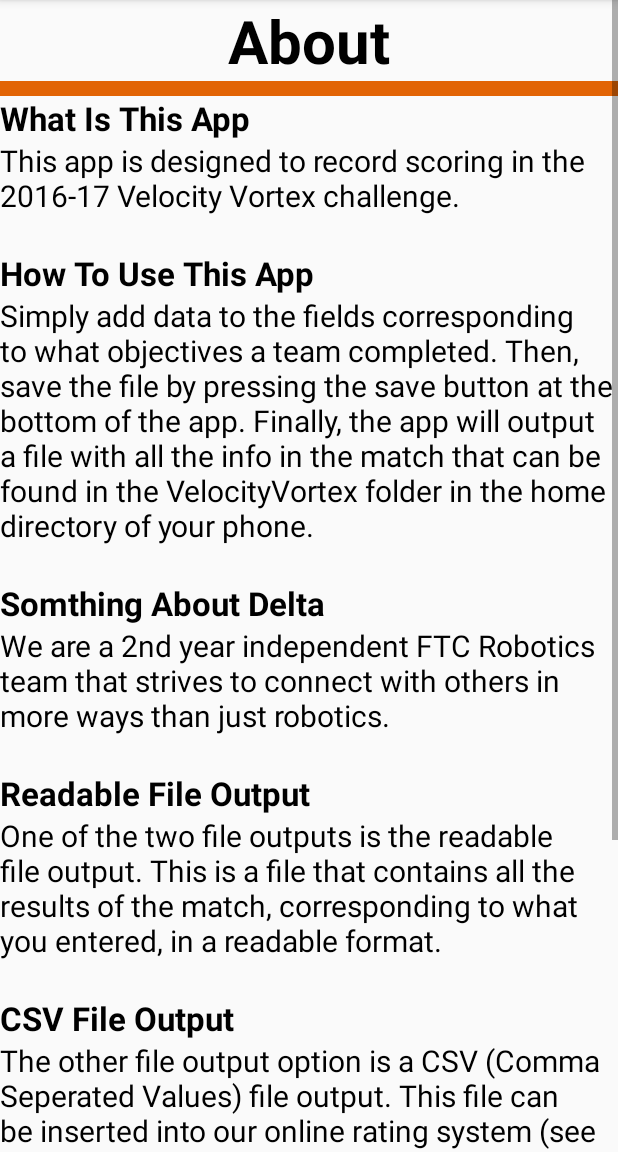
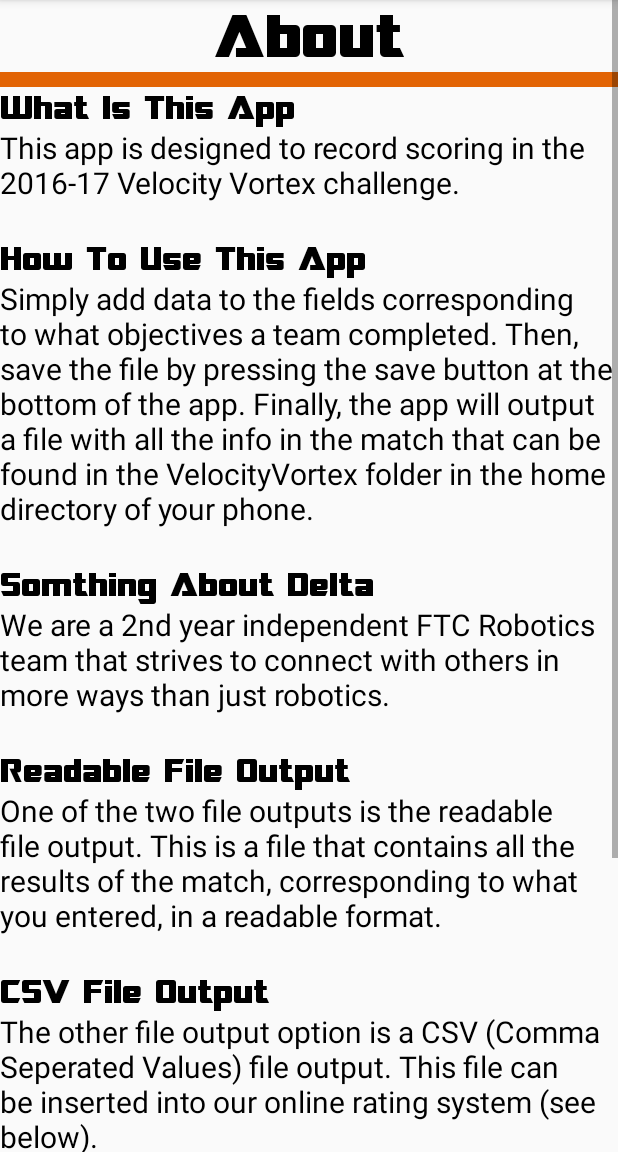
Before and after one commit to DeltaRobotics/ScoutingAppVelocityVortex, an Android app: the screen it shows after launch (MainActivity), in the options menu, after a tap on "About", on a phone screen of 412 x 824 dp, the part 84-1236 px from its top. Run offline under Robolectric (Android 15) with nearby library versions, the phone set to English and light mode, and no system bars.

Commit message:
-Added font integration to the main and about pages

```diff
--- a/app/src/main/java/org/deltaroboticsftc/scoutingapp_velocityvortex/InfoManager.java
+++ b/app/src/main/java/org/deltaroboticsftc/scoutingapp_velocityvortex/InfoManager.java
@@ -19,6 +19,8 @@
 
     private EditText teamNumberLocation;
     private EditText matchNumberLocation;
+    private String teamNum;
+    private String matchNum;
 
     private int autoStartLocation;
     private int teleStartLocation;
@@ -450,4 +452,5 @@
 
     }
 
+
 }
--- a/app/src/main/java/org/deltaroboticsftc/scoutingapp_velocityvortex/MainActivity.java
+++ b/app/src/main/java/org/deltaroboticsftc/scoutingapp_velocityvortex/MainActivity.java
@@ -11,6 +11,7 @@
 import android.widget.EditText;
 import android.widget.RadioButton;
 import android.widget.TextView;
+import android.graphics.Typeface;
 
 public class MainActivity extends AppCompatActivity {
 
@@ -98,6 +99,13 @@
 
         private final int MY_PERMISSIONS_REQUEST_WRITE_EXTERNAL_STORAGE = 7518618;
 
+
+    //Font
+
+        Typeface customFont;
+
+
+
     @Override
     protected void onCreate(Bundle savedInstanceState) {
         super.onCreate(savedInstanceState);
@@ -146,6 +154,7 @@
             this.setupActionBar();
             banner_title = (TextView)findViewById(R.id.text_banner_game_name);
             banner_title.setText("About");
+            applyFontToTitlesAbout();
             return true;
 
         }
@@ -159,6 +168,7 @@
             this.setupMatch();
             banner_title = (TextView)findViewById(R.id.text_banner_game_name);
             banner_title.setText(game_name);
+            applyFontToTitlesMain();
             return true;
 
         }
@@ -231,6 +241,7 @@
         this.setupMatch();
 
         //infoManager
+
             infoManager.startAutoSection();
             infoManager.addCounter(autoCorner, "Particles Scored in Corner Vortex:");
             infoManager.addCounter(autoCenter, "Particles Scored in Center Vortex:");
@@ -246,6 +257,15 @@
 
             infoManager.startEndSection();
             infoManager.addRadioSet(endCapballStatus, "Capball Scored:");
+
+        //Font
+
+        changeFont("SFTransRobotics");
+        applyFontToTitlesMain();
+
+
+
+
 
     }
 
@@ -483,4 +503,43 @@
 
     }
 
+    public void changeFont(String font)
+    {
+        customFont = Typeface.createFromAsset(getAssets(), "fonts/" + font + ".ttf");
+    }
+
+    public void applyFontToTitlesMain()
+    {
+        TextView text_banner_game_name = (TextView) findViewById(R.id.text_banner_game_name);
+        TextView title_auto = (TextView) findViewById(R.id.title_auto);
+        TextView title_tele = (TextView) findViewById(R.id.title_tele);
+        TextView title_end = (TextView) findViewById(R.id.title_end);
+        text_banner_game_name.setTypeface(customFont);
+        title_auto.setTypeface(customFont);
+        title_tele.setTypeface(customFont);
+        title_end.setTypeface(customFont);
+
+
+    }
+
+    public void applyFontToTitlesAbout()
+    {
+        TextView sub_title_about_body_readableFile = (TextView) findViewById(R.id.sub_title_about_body_readableFile);
+        TextView sub_title_about_body_ratingSys = (TextView) findViewById(R.id.sub_title_about_body_ratingSys);
+        TextView sub_title_about_body_csvFile = (TextView) findViewById(R.id.sub_title_about_body_csvFile);
+        TextView sub_title_about_body_aboutDelta = (TextView) findViewById(R.id.sub_title_about_body_aboutDelta);
+        TextView text_banner_game_name = (TextView) findViewById(R.id.text_banner_game_name);
+        TextView sub_title_about_body_theApp = (TextView) findViewById(R.id.sub_title_about_body_theApp);
+        TextView sub_title_about_body_useApp = (TextView) findViewById(R.id.sub_title_about_body_useApp);
+        text_banner_game_name.setTypeface(customFont);
+        sub_title_about_body_readableFile.setTypeface(customFont);
+        sub_title_about_body_aboutDelta.setTypeface(customFont);
+        sub_title_about_body_csvFile.setTypeface(customFont);
+        sub_title_about_body_ratingSys.setTypeface(customFont);
+        sub_title_about_body_theApp.setTypeface(customFont);
+        sub_title_about_body_useApp.setTypeface(customFont);
+
+
+    }
+
 }
--- a/app/src/main/java/org/deltaroboticsftc/scoutingapp_velocityvortex/RadioSet.java
+++ b/app/src/main/java/org/deltaroboticsftc/scoutingapp_velocityvortex/RadioSet.java
@@ -147,4 +147,5 @@
 
     }
 
+
 }
--- a/app/src/main/res/layout/layout_about.xml
+++ b/app/src/main/res/layout/layout_about.xml
@@ -7,7 +7,7 @@
         android:text="What Is This App"
         android:layout_width="match_parent"
         android:layout_height="wrap_content"
-        android:id="@+id/sub_title_about_theApp"
+        android:id="@+id/sub_title_about_body_theApp"
         android:textSize="22sp"
         android:textColor="@color/text_sub_title"
         android:textStyle="bold" />
@@ -24,7 +24,7 @@
         android:text="How To Use This App"
         android:layout_width="match_parent"
         android:layout_height="wrap_content"
-        android:id="@+id/text_sub_title_about_useApp"
+        android:id="@+id/sub_title_about_body_useApp"
         android:textSize="@dimen/text_sub_title"
         android:textColor="@color/text_sub_title"
         android:textStyle="bold" />
```
Also changed, not shown: app/src/main/assets/fonts/SFTransRobotics.ttf (added), 1 other file.
